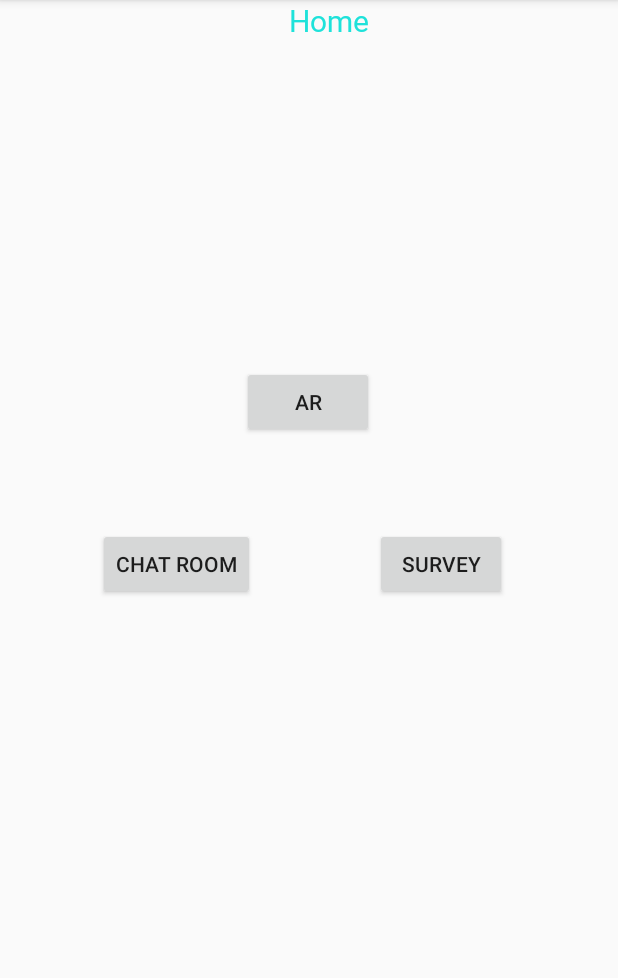
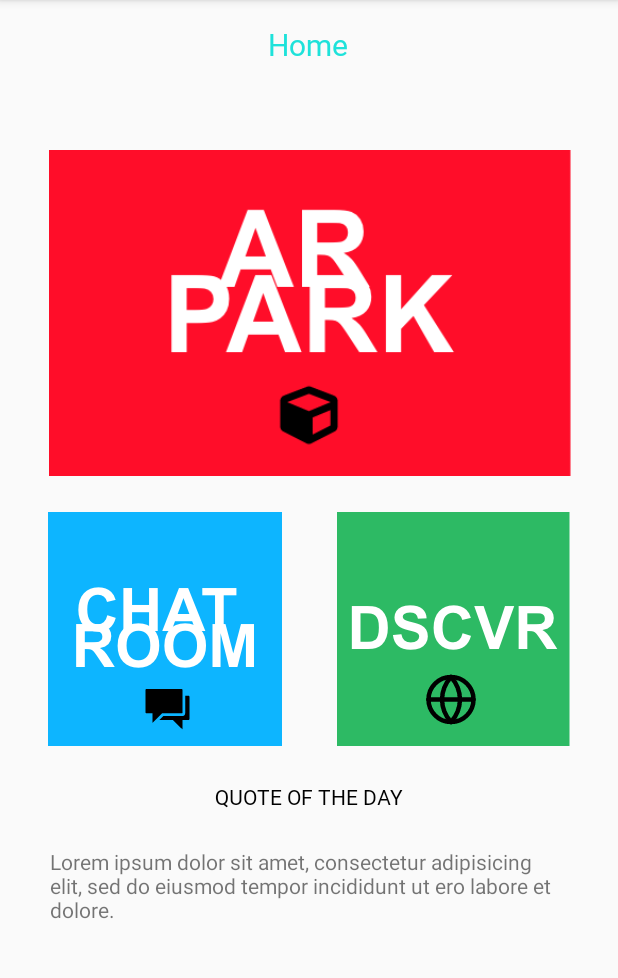
Before and after one commit to OleksandrVakhno/StepOut, an Android app: the screen it shows after launch once a user with an empty profile is signed in (MainActivity), on a phone screen of 412 x 824 dp, the part 84-1062 px from its top. Run offline under Robolectric (Android 15) with nearby library versions, the phone set to English and light mode, and no system bars; our stand-ins replace Firebase (no records; nobody signed in at launch, a user with empty details on screens opened directly).

Commit message:
styled buttons on home screen

```diff
--- a/app/src/main/res/layout/activity_main.xml
+++ b/app/src/main/res/layout/activity_main.xml
@@ -16,28 +16,9 @@
         android:background="#ffeeeeee"/>
 
 
-    <RelativeLayout
+    <ScrollView
         android:layout_width="match_parent"
-        android:layout_height="match_parent"
-        tools:context=".MainActivity"
-
-        >
-
-        <TextView
-            android:id="@+id/textView2"
-            android:layout_width="wrap_content"
-            android:layout_height="wrap_content"
-            android:layout_alignParentEnd="true"
-            android:layout_marginEnd="166dp"
-            android:fontFamily="@font/arialbold"
-            android:text="Home"
-            android:textColor="@color/mainblue"
-            android:textSize="20sp"
-            app:layout_constraintBottom_toBottomOf="parent"
-            app:layout_constraintEnd_toEndOf="parent"
-            app:layout_constraintStart_toStartOf="parent"
-            app:layout_constraintTop_toTopOf="parent"
-            app:layout_constraintVertical_bias="0.055" />
+        android:layout_height="match_parent">
 
     <androidx.constraintlayout.widget.ConstraintLayout
             android:layout_width="match_parent"
@@ -46,16 +27,31 @@
             app:layout_constraintHorizontal_bias="0.5"
             app:layout_constraintStart_toStartOf="parent">
 
+        <TextView
+            android:id="@+id/textView2"
+            android:layout_width="wrap_content"
+            android:layout_height="wrap_content"
+            android:layout_alignParentEnd="true"
+            android:layout_marginTop="16dp"
+            android:fontFamily="@font/arialbold"
+            android:text="Home"
+            android:textColor="@color/mainblue"
+            android:textSize="20sp"
+            app:layout_constraintEnd_toEndOf="parent"
+            app:layout_constraintHorizontal_bias="0.498"
+            app:layout_constraintStart_toStartOf="parent"
+            app:layout_constraintTop_toTopOf="parent" />
+
         <Button
             android:id="@+id/ar"
-                android:layout_width="wrap_content"
-                android:layout_height="wrap_content"
+            android:layout_width="348dp"
+            android:layout_height="217dp"
             android:layout_marginStart="8dp"
-                android:layout_marginTop="244dp"
+            android:layout_marginTop="100dp"
             android:layout_marginEnd="8dp"
-                android:text="ar"
+            android:background="@drawable/arpark"
             app:layout_constraintEnd_toEndOf="parent"
-                app:layout_constraintHorizontal_bias="0.498"
+            app:layout_constraintHorizontal_bias="0.51"
             app:layout_constraintStart_toStartOf="parent"
             app:layout_constraintTop_toTopOf="parent" />
 
@@ -63,30 +59,49 @@
             android:id="@+id/chatroom"
             android:layout_width="wrap_content"
             android:layout_height="wrap_content"
-                android:layout_marginTop="60dp"
-                android:layout_marginEnd="80dp"
-                android:text="Chat room"
-                app:layout_constraintEnd_toStartOf="@+id/survey"
+            android:layout_marginStart="32dp"
+            android:layout_marginTop="24dp"
+            android:background="@drawable/chatroom"
+            app:layout_constraintStart_toStartOf="parent"
             app:layout_constraintTop_toBottomOf="@+id/ar" />
 
         <Button
             android:id="@+id/survey"
             android:layout_width="wrap_content"
             android:layout_height="wrap_content"
-                android:layout_marginStart="8dp"
-                android:layout_marginTop="60dp"
-                android:layout_marginEnd="8dp"
-                android:text="survey"
+            android:layout_marginTop="24dp"
+            android:layout_marginEnd="32dp"
+            android:background="@drawable/dscvr"
             app:layout_constraintEnd_toEndOf="parent"
-                app:layout_constraintHorizontal_bias="0.785"
+            app:layout_constraintTop_toBottomOf="@+id/ar" />
+
+        <TextView
+            android:id="@+id/textView"
+            android:layout_width="wrap_content"
+            android:layout_height="wrap_content"
+            android:layout_marginTop="204dp"
+            android:fontFamily="@font/arialbold"
+            android:text="QUOTE OF THE DAY"
+            android:textColor="#000000"
+            android:textSize="14sp"
+
+            app:layout_constraintEnd_toEndOf="parent"
             app:layout_constraintStart_toStartOf="parent"
             app:layout_constraintTop_toBottomOf="@+id/ar" />
+
+        <TextView
+            android:id="@+id/textView5"
+            android:layout_width="345dp"
+            android:layout_height="123dp"
+            android:layout_marginTop="24dp"
+            android:text="Lorem ipsum dolor sit amet, consectetur adipisicing elit, sed do eiusmod tempor incididunt ut ero labore et dolore."
+            app:layout_constraintEnd_toEndOf="parent"
+            app:layout_constraintStart_toStartOf="parent"
+            app:layout_constraintTop_toBottomOf="@+id/textView" />
+
     </androidx.constraintlayout.widget.ConstraintLayout>
 
-
-    </RelativeLayout>
-
-
+    </ScrollView>
 
 
 </androidx.drawerlayout.widget.DrawerLayout>
```
Also changed, not shown: app/src/main/res/drawable-hdpi/arpark.png (added), app/src/main/res/drawable-hdpi/chatroom.png (added), app/src/main/res/drawable-hdpi/dscvr.png (added), app/src/main/res/drawable-ldpi/arpark.png (added), app/src/main/res/drawable-ldpi/chatroom.png (added), app/src/main/res/drawable-ldpi/dscvr.png (added), app/src/main/res/drawable-mdpi/arpark.png (added), app/src/main/res/drawable-mdpi/chatroom.png (added), app/src/main/res/drawable-mdpi/dscvr.png (added), app/src/main/res/drawable-xhdpi/arpark.png (added), app/src/main/res/drawable-xhdpi/chatroom.png (added), app/src/main/res/drawable-xhdpi/dscvr.png (added), app/src/main/res/drawable-xxhdpi/arpark.png (added), app/src/main/res/drawable-xxhdpi/chatroom.png (added), 4 more files. Lines whose indentation alone changed are shown as unchanged.
